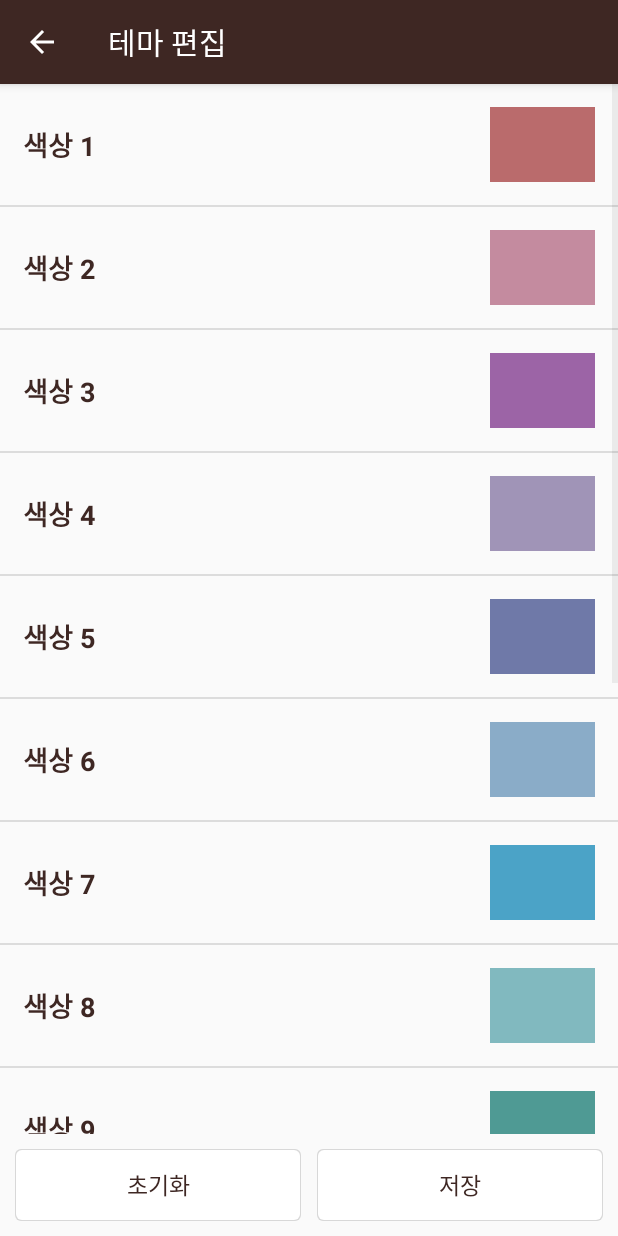
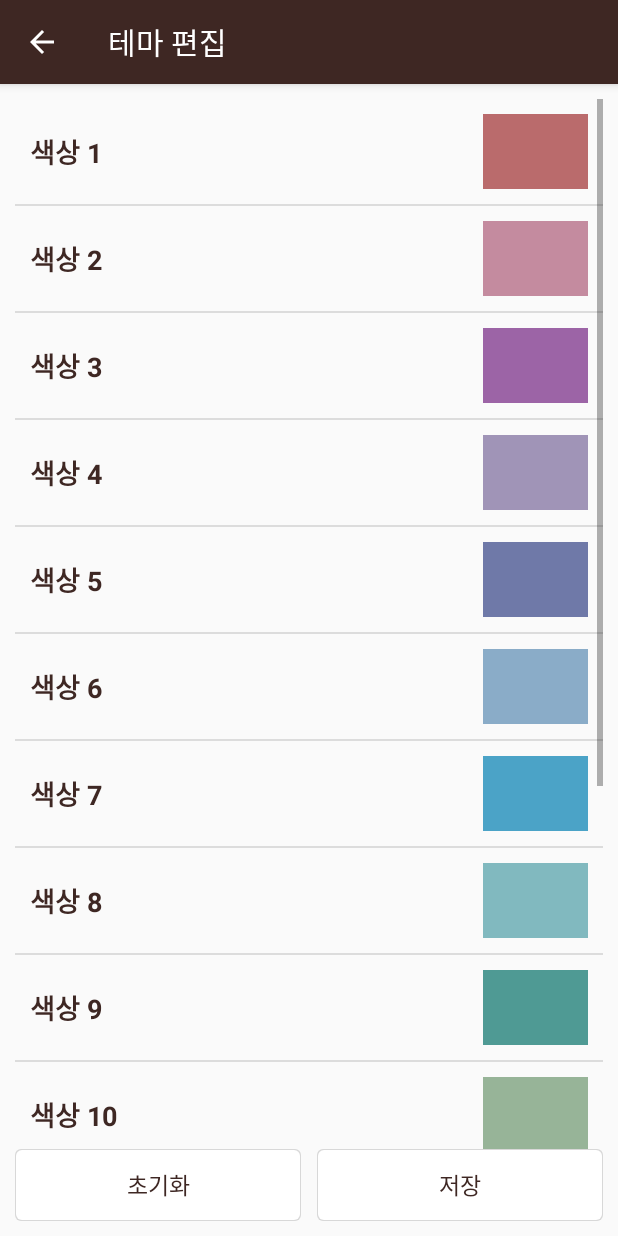
Before and after one commit to KSangH/Mobile_Programming_Project_KCLICK, an Android app: the ThemeSettingActivity screen opened directly, with no data from a screen before it, on a phone screen of 412 x 824 dp. Run offline under Robolectric (Android 15) with nearby library versions, the phone set to English and light mode, and no system bars; libraries missing offline, so code that uses them is left out: com.azeesoft.lib.

Commit message:
ThemeSettingActivity 등 : 테마 관련 부분을 RecyclerView, ConstraintLayout 으로 전환

```diff
--- a/app/src/main/java/kr/ac/konkuk/timetable/theme/ThemeSettingActivity.java
+++ b/app/src/main/java/kr/ac/konkuk/timetable/theme/ThemeSettingActivity.java
@@ -4,11 +4,17 @@ import android.content.SharedPreferences;
 import android.content.pm.ActivityInfo;
 import android.graphics.Color;
 import android.view.MenuItem;
+import android.view.MotionEvent;
 import android.view.View;
 import android.widget.AdapterView;
 import android.widget.ListView;
+import android.widget.Toast;
+import androidx.annotation.NonNull;
 import androidx.appcompat.app.AppCompatActivity;
 import android.os.Bundle;
+import androidx.recyclerview.widget.DividerItemDecoration;
+import androidx.recyclerview.widget.LinearLayoutManager;
+import androidx.recyclerview.widget.RecyclerView;
 import com.azeesoft.lib.colorpicker.ColorPickerDialog;
 import kr.ac.konkuk.timetable.R;
 
@@ -22,36 +28,50 @@ public class ThemeSettingActivity extends AppCompatActivity {
         super.onCreate(savedInstanceState);
         setContentView(R.layout.activity_theme_setting);
 
+        // 뒤로가기 추가 및 세로 고정
         getSupportActionBar().setDisplayHomeAsUpEnabled(true);
         setRequestedOrientation(ActivityInfo.SCREEN_ORIENTATION_PORTRAIT);
 
+        // 단말기에 저장된 테마 정보 불러오기
         SharedPreferences sharedPreferences = getSharedPreferences("KU-COLOR", MODE_PRIVATE);
         for (int i = 0; i < 15; i++) {
             colors[i] = sharedPreferences.getString("color" + (i + 1), "");
         }
 
+        // 리사이클러뷰 어댑터 생성
         adapter = new ThemeSettingAdapter(colors);
-        ListView listView = (ListView)findViewById(R.id.theme_listview_main);
 
+        // 리사이클러뷰에 레아이웃 설정
+        RecyclerView recyclerView = (RecyclerView)findViewById(R.id.theme_recyclerview_main);
 
-        listView.setOnItemClickListener(new AdapterView.OnItemClickListener() {
+        LinearLayoutManager linearLayoutManager = new LinearLayoutManager(this);
+        recyclerView.setLayoutManager(linearLayoutManager);
+
+        DividerItemDecoration dividerItemDecoration = new DividerItemDecoration(recyclerView.getContext(),
+                linearLayoutManager.getOrientation());
+        recyclerView.addItemDecoration(dividerItemDecoration);
+
+        // 터치 시 작동하는 리스너 설정
+        adapter.setThemeSettingListener(new ThemeSettingAdapter.ThemeSettingListener() {
             @Override
-            public void onItemClick(AdapterView<?> adapterView, View view, int i, long l) {
-                ColorPickerDialog colorPickerDialog = ColorPickerDialog.createColorPickerDialog(adapterView.getContext());
+            public void onClick(View view, int position) {
+                ColorPickerDialog colorPickerDialog = ColorPickerDialog.createColorPickerDialog(view.getContext());
                 colorPickerDialog.setOnColorPickedListener(new ColorPickerDialog.OnColorPickedListener() {
                     @Override
                     public void onColorPicked(int color, String hexVal) {
-                        colors[i] = hexVal;
+                        colors[position] = hexVal;
                         adapter.notifyDataSetChanged();
                     }
                 });
-                colorPickerDialog.setLastColor(Color.parseColor(colors[i]));
+                colorPickerDialog.setLastColor(Color.parseColor(colors[position]));
                 colorPickerDialog.show();
             }
         });
-        listView.setAdapter(adapter);
+
+        recyclerView.setAdapter(adapter);
     }
 
+    // 저장버튼을 눌렀을 때, 저장
     public void onSaveClicked(View v) {
         SharedPreferences.Editor editor = getSharedPreferences("KU-COLOR", MODE_PRIVATE).edit();
         for(int i=0; i<15; i++){
@@ -62,6 +82,7 @@ public class ThemeSettingActivity extends AppCompatActivity {
         finish();
     }
 
+    // 초기화 버튼을 눌렀을 때 초기값으로 변경
     public void onInitClicked(View v){
         String[] colorArray = {"#ba6b6c", "#c48b9f", "#9c64a6", "#a094b7", "#6f79a8",
                 "#8aacc8", "#4ba3c7", "#81b9bf", "#4f9a94", "#97b498",
--- a/app/src/main/java/kr/ac/konkuk/timetable/theme/ThemeSettingAdapter.java
+++ b/app/src/main/java/kr/ac/konkuk/timetable/theme/ThemeSettingAdapter.java
@@ -1,60 +1,82 @@
 package kr.ac.konkuk.timetable.theme;
 
-import android.content.Context;
 import android.graphics.Color;
 import android.view.LayoutInflater;
 import android.view.View;
 import android.view.ViewGroup;
-import android.widget.BaseAdapter;
-import android.widget.ImageButton;
 import android.widget.ImageView;
 import android.widget.TextView;
+import androidx.annotation.NonNull;
+import androidx.recyclerview.widget.RecyclerView;
 import kr.ac.konkuk.timetable.R;
 
-public class ThemeSettingAdapter extends BaseAdapter {
+public class ThemeSettingAdapter extends RecyclerView.Adapter<ThemeSettingAdapter.ThemeSettingViewHolder> {
 
     private String[] colorList;
+    private ThemeSettingListener listener;
 
+    // 생성자
     public ThemeSettingAdapter(String[] colorList) {
         this.colorList = colorList;
     }
 
+    // 터치 리스너 설정
+    public void setThemeSettingListener(ThemeSettingListener listener) {
+        this.listener = listener;
+    }
+
+    // 뷰 설정
+    @NonNull
     @Override
-    public int getCount() {
+    public ThemeSettingViewHolder onCreateViewHolder(@NonNull ViewGroup viewGroup, int viewType) {
+        View view = LayoutInflater.from(viewGroup.getContext())
+                .inflate(R.layout.adapter_theme_setting, viewGroup, false);
+        ThemeSettingViewHolder viewHolder = new ThemeSettingViewHolder(view);
+        return viewHolder;
+    }
+
+    // 뷰 내부 수정
+    @Override
+    public void onBindViewHolder(@NonNull ThemeSettingViewHolder holder, int position) {
+        holder.textView.setText("색상 " + (position + 1));
+        holder.imageView.setBackgroundColor(Color.parseColor(colorList[position]));
+    }
+
+    // 아이템 수
+    @Override
+    public int getItemCount() {
         return colorList.length;
     }
 
-    @Override
-    public String getItem(int i) {
-        return colorList[i];
+    // 커스텀 홀더 클래스 생성
+    class ThemeSettingViewHolder extends RecyclerView.ViewHolder {
+
+        protected TextView textView;
+        protected ImageView imageView;
+
+        public ThemeSettingViewHolder(View view) {
+            super(view);
+            textView = view.findViewById(R.id.adapter_theme_textview);
+            imageView = view.findViewById(R.id.adapter_theme_imageview);
+
+            // 터치 시 작동할 함수
+            view.setOnClickListener(new View.OnClickListener() {
+                @Override
+                public void onClick(View view) {
+                    if (listener != null) {
+                        if (getAdapterPosition() != RecyclerView.NO_POSITION) {
+                            listener.onClick(view, getAdapterPosition());
+                        }
+                    }
+                }
+            });
+        }
     }
 
-    @Override
-    public long getItemId(int i) {
-        return 0;
-    }
 
-    @Override
-    public View getView(int i, View view, ViewGroup viewGroup) {
-        Context context = viewGroup.getContext();
-
-        // 뷰가 없으면 지정해준다.
-        if (view == null) {
-            LayoutInflater inflater = (LayoutInflater) context.getSystemService(Context.LAYOUT_INFLATER_SERVICE);
-            view = inflater.inflate(R.layout.adapter_theme_setting, viewGroup, false);
-        }
-
-        // 현재 i번쨰의 블록을 가져온다.
-        String color = getItem(i);
-
-        // 각각의 객체를 불러온다.
-        TextView textView = view.findViewById(R.id.adapter_theme_textview);
-        ImageView imageView = view.findViewById(R.id.adapter_theme_imagebutton);
-
-        textView.setText("색상 " + (i + 1));
-        imageView.setBackgroundColor(Color.parseColor(color));
-
-        return view;
+    // 리스너 인터페이스
+    interface ThemeSettingListener {
+        public void onClick(View view, int position);
     }
 
 
--- a/app/src/main/res/layout/activity_theme_setting.xml
+++ b/app/src/main/res/layout/activity_theme_setting.xml
@@ -1,42 +1,48 @@
 <?xml version="1.0" encoding="utf-8"?>
-<LinearLayout xmlns:android="http://schemas.android.com/apk/res/android"
+<androidx.constraintlayout.widget.ConstraintLayout xmlns:android="http://schemas.android.com/apk/res/android"
+    xmlns:app="http://schemas.android.com/apk/res-auto"
     android:layout_width="match_parent"
     android:layout_height="match_parent"
-    android:orientation="vertical">
+    android:padding="@dimen/default_layout_margin">
 
-    <ListView
-        android:id="@+id/theme_listview_main"
-        android:layout_width="match_parent"
-        android:layout_height="match_parent"
-        android:layout_weight="1" />
-
-    <LinearLayout
-        android:layout_width="match_parent"
-        android:layout_height="wrap_content"
-        android:layout_margin="@dimen/default_layout_margin"
-        android:orientation="horizontal">
+    <androidx.recyclerview.widget.RecyclerView
+        android:id="@+id/theme_recyclerview_main"
+        android:layout_width="0dp"
+        android:layout_height="0dp"
+        app:layout_constraintLeft_toLeftOf="parent"
+        app:layout_constraintRight_toRightOf="parent"
+        app:layout_constraintTop_toTopOf="parent"
+        app:layout_constraintBottom_toTopOf="@id/theme_button_reset"
+        android:scrollbars="vertical"/>
 
     <Button
-            android:layout_width="wrap_content"
+        android:id="@+id/theme_button_reset"
+        android:layout_width="0dp"
         android:layout_height="wrap_content"
-            android:layout_weight="1"
         android:layout_marginEnd="@dimen/default_layout_margin_small"
         android:background="@drawable/square_white_bg"
         android:text="초기화"
         android:textSize="@dimen/default_text_size"
         android:onClick="onInitClicked"
+        app:layout_constraintBottom_toBottomOf="parent"
+        app:layout_constraintRight_toLeftOf="@+id/theme_button_save"
+        app:layout_constraintLeft_toLeftOf="parent"
+        app:layout_constraintTop_toBottomOf="@id/theme_recyclerview_main"
         style="?android:attr/borderlessButtonStyle" />
 
     <Button
-            android:layout_width="wrap_content"
+        android:id="@+id/theme_button_save"
+        android:layout_width="0dp"
         android:layout_height="wrap_content"
-            android:layout_weight="1"
         android:layout_marginStart="@dimen/default_layout_margin_small"
         android:background="@drawable/square_white_bg"
         android:text="저장"
         android:textSize="@dimen/default_text_size"
         android:onClick="onSaveClicked"
+        app:layout_constraintBottom_toBottomOf="parent"
+        app:layout_constraintLeft_toRightOf="@+id/theme_button_reset"
+        app:layout_constraintRight_toRightOf="parent"
+        app:layout_constraintTop_toBottomOf="@id/theme_recyclerview_main"
         style="?android:attr/borderlessButtonStyle" />
-    </LinearLayout>
 
-</LinearLayout>
+</androidx.constraintlayout.widget.ConstraintLayout>
--- a/app/src/main/res/layout/adapter_theme_setting.xml
+++ b/app/src/main/res/layout/adapter_theme_setting.xml
@@ -1,26 +1,33 @@
 <?xml version="1.0" encoding="utf-8"?>
-<LinearLayout xmlns:android="http://schemas.android.com/apk/res/android"
+<androidx.constraintlayout.widget.ConstraintLayout xmlns:android="http://schemas.android.com/apk/res/android"
+    xmlns:app="http://schemas.android.com/apk/res-auto"
     android:layout_width="match_parent"
-    android:layout_height="match_parent"
-    android:padding="@dimen/default_layout_margin_large"
-    android:orientation="horizontal">
+    android:layout_height="wrap_content"
+    android:padding="@dimen/default_layout_margin">
 
     <TextView
         android:id="@+id/adapter_theme_textview"
         android:layout_width="0dp"
         android:layout_height="wrap_content"
-        android:layout_weight="1"
         android:layout_gravity="center"
         android:text="색상 1"
         android:textStyle="bold"
-        android:textSize="@dimen/default_text_size_large"/>
+        android:textSize="@dimen/default_text_size_large"
+        app:layout_constraintTop_toTopOf="parent"
+        app:layout_constraintBottom_toBottomOf="parent"
+        app:layout_constraintLeft_toLeftOf="parent"
+        app:layout_constraintRight_toLeftOf="@+id/adapter_theme_imageview"/>
 
     <ImageView
-        android:id="@+id/adapter_theme_imagebutton"
+        android:id="@+id/adapter_theme_imageview"
         android:layout_gravity="center"
         android:layout_width="70dp"
         android:layout_height="50dp"
-        android:background="#000000"/>
+        android:background="#000000"
+        app:layout_constraintTop_toTopOf="parent"
+        app:layout_constraintBottom_toBottomOf="parent"
+        app:layout_constraintRight_toRightOf="parent"
+        app:layout_constraintLeft_toRightOf="@+id/adapter_theme_textview"/>
 
 
-</LinearLayout>
+</androidx.constraintlayout.widget.ConstraintLayout>
```
Lines whose indentation alone changed are shown as unchanged.
